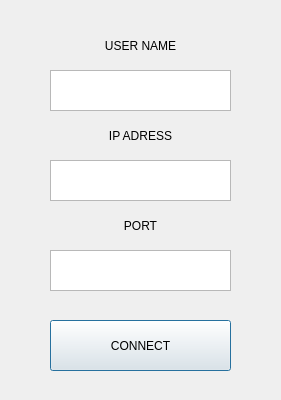
mbolimowski/PanstwaMiasta, file PanstwaMiastaQT/login.ui: the form before one commit.
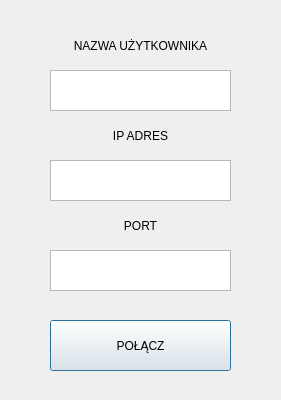
The form after the commit.

Commit message: game window general modification commit

```diff
--- a/PanstwaMiastaQT/login.ui
+++ b/PanstwaMiastaQT/login.ui
@@ -23,7 +23,7 @@
     </rect>
    </property>
    <property name="text">
-    <string>CONNECT</string>
+    <string>POŁĄCZ</string>
    </property>
   </widget>
   <widget class="QLabel" name="portLabel">
@@ -55,7 +55,7 @@
     </rect>
    </property>
    <property name="text">
-    <string>IP ADRESS</string>
+    <string>IP ADRES</string>
    </property>
    <property name="alignment">
     <set>Qt::AlignCenter</set>
@@ -107,7 +107,7 @@
     <bool>false</bool>
    </property>
    <property name="text">
-    <string>USER NAME</string>
+    <string>NAZWA UŻYTKOWNIKA</string>
    </property>
    <property name="alignment">
     <set>Qt::AlignCenter</set>
```
Left out of the diff: 25 changed lines with no effect on the pictures. The commit also changes 6 other files.
